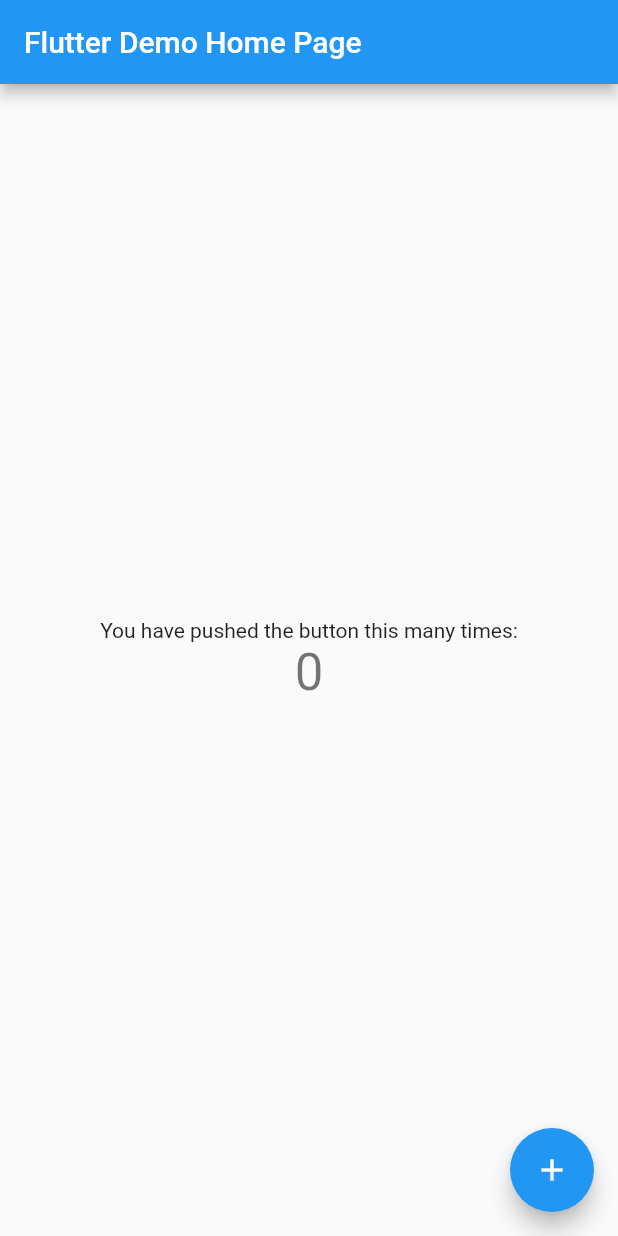
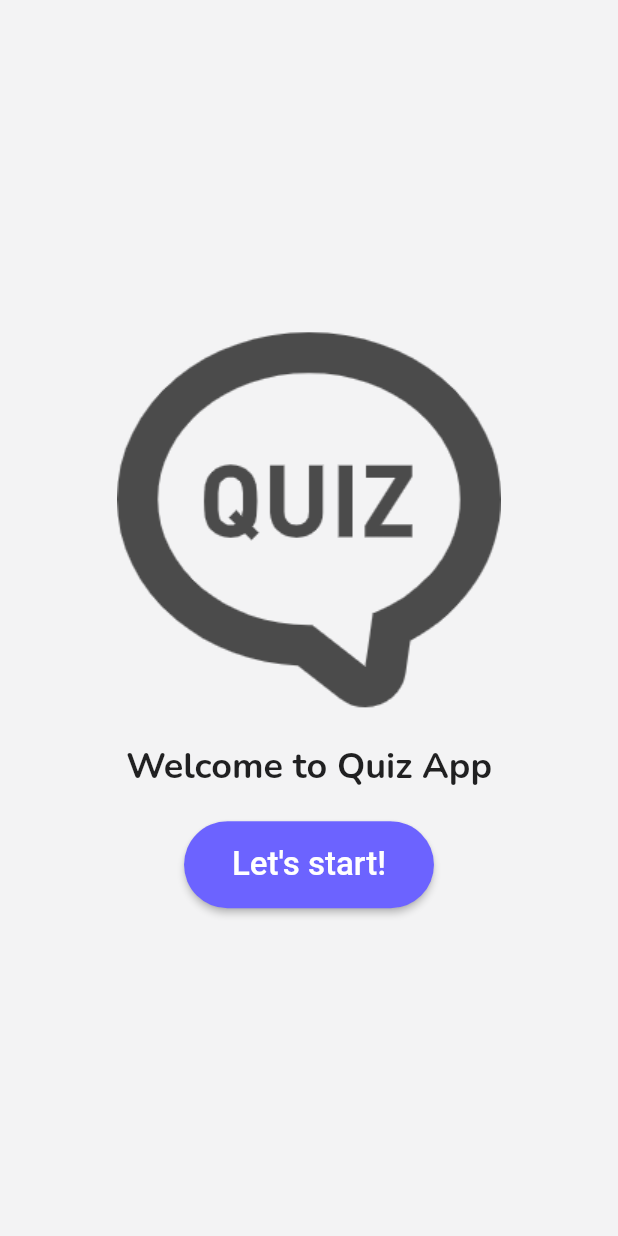
Before and after one commit to marwaneahansal/simple-quiz-app, a Flutter app: the screen it shows after launch, on a phone screen of 412 x 824 dp. Run offline on Flutter 3.47's test engine with Material 2 defaults, Android fonts, the phone set to English and light mode, and no system bars; our stand-ins replace google_fonts.

Commit message:
added home Screen for the app

```diff
--- a/quiz_app/lib/main.dart
+++ b/quiz_app/lib/main.dart
@@ -1,4 +1,5 @@
 import 'package:flutter/material.dart';
+import 'package:google_fonts/google_fonts.dart';
 
 void main() {
   runApp(MyApp());
@@ -9,7 +10,7 @@ class MyApp extends StatelessWidget {
   @override
   Widget build(BuildContext context) {
     return MaterialApp(
-      title: 'Flutter Demo',
+      title: 'Quiz App',
       theme: ThemeData(
         // This is the theme of your application.
         //
@@ -26,92 +27,64 @@ class MyApp extends StatelessWidget {
         // closer together (more dense) than on mobile platforms.
         visualDensity: VisualDensity.adaptivePlatformDensity,
       ),
-      home: MyHomePage(title: 'Flutter Demo Home Page'),
+      home: MyHomePage(),
     );
   }
 }
 
 class MyHomePage extends StatefulWidget {
-  MyHomePage({Key key, this.title}) : super(key: key);
-
-  // This widget is the home page of your application. It is stateful, meaning
-  // that it has a State object (defined below) that contains fields that affect
-  // how it looks.
-
-  // This class is the configuration for the state. It holds the values (in this
-  // case the title) provided by the parent (in this case the App widget) and
-  // used by the build method of the State. Fields in a Widget subclass are
-  // always marked "final".
-
-  final String title;
-
   @override
   _MyHomePageState createState() => _MyHomePageState();
 }
 
 class _MyHomePageState extends State<MyHomePage> {
-  int _counter = 0;
-
-  void _incrementCounter() {
-    setState(() {
-      // This call to setState tells the Flutter framework that something has
-      // changed in this State, which causes it to rerun the build method below
-      // so that the display can reflect the updated values. If we changed
-      // _counter without calling setState(), then the build method would not be
-      // called again, and so nothing would appear to happen.
-      _counter++;
-    });
-  }
-
   @override
   Widget build(BuildContext context) {
-    // This method is rerun every time setState is called, for instance as done
-    // by the _incrementCounter method above.
-    //
-    // The Flutter framework has been optimized to make rerunning build methods
-    // fast, so that you can just rebuild anything that needs updating rather
-    // than having to individually change instances of widgets.
-    return Scaffold(
-      appBar: AppBar(
-        // Here we take the value from the MyHomePage object that was created by
-        // the App.build method, and use it to set our appbar title.
-        title: Text(widget.title),
-      ),
-      body: Center(
-        // Center is a layout widget. It takes a single child and positions it
-        // in the middle of the parent.
-        child: Column(
-          // Column is also a layout widget. It takes a list of children and
-          // arranges them vertically. By default, it sizes itself to fit its
-          // children horizontally, and tries to be as tall as its parent.
-          //
-          // Invoke "debug painting" (press "p" in the console, choose the
-          // "Toggle Debug Paint" action from the Flutter Inspector in Android
-          // Studio, or the "Toggle Debug Paint" command in Visual Studio Code)
-          // to see the wireframe for each widget.
-          //
-          // Column has various properties to control how it sizes itself and
-          // how it positions its children. Here we use mainAxisAlignment to
-          // center the children vertically; the main axis here is the vertical
-          // axis because Columns are vertical (the cross axis would be
-          // horizontal).
-          mainAxisAlignment: MainAxisAlignment.center,
-          children: <Widget>[
-            Text(
-              'You have pushed the button this many times:',
+    return SafeArea(
+      child: Scaffold(
+        backgroundColor: Color(0XFFF3F3F4),
+        body: Container(
+          child: Center(
+            child: Column(
+              mainAxisSize: MainAxisSize.min,
+              mainAxisAlignment: MainAxisAlignment.center,
+              children: [
+                Container(
+                  child: Image.asset('assets/images/quiz.png'),
+                ),
+                SizedBox(
+                  height: 20,
+                ),
+                Text(
+                  'Welcome to Quiz App',
+                  style: GoogleFonts.nunito(
+                    textStyle: TextStyle(
+                      fontWeight: FontWeight.w700,
+                      fontSize: 24,
+                    ),
+                  ),
+                ),
+                SizedBox(
+                  height: 20,
+                ),
+                RaisedButton(
+                  shape: RoundedRectangleBorder(
+                    borderRadius: BorderRadius.circular(30),
+                  ),
+                  onPressed: () {},
+                  color: Color(0xFF6C63FF),
+                  textColor: Colors.white,
+                  padding: EdgeInsets.symmetric(horizontal: 32, vertical: 16),
+                  child: Text(
+                    "Let's start!",
+                    style: TextStyle(fontSize: 22),
+                  ),
+                ),
+              ],
             ),
-            Text(
-              '$_counter',
-              style: Theme.of(context).textTheme.headline4,
-            ),
-          ],
+          ),
         ),
       ),
-      floatingActionButton: FloatingActionButton(
-        onPressed: _incrementCounter,
-        tooltip: 'Increment',
-        child: Icon(Icons.add),
-      ), // This trailing comma makes auto-formatting nicer for build methods.
     );
   }
 }
```
Also changed, not shown: quiz_app/pubspec.yaml (+5 -3 lines), quiz_app/assets/images/quiz.png (added), quiz_app/pubspec.lock.
